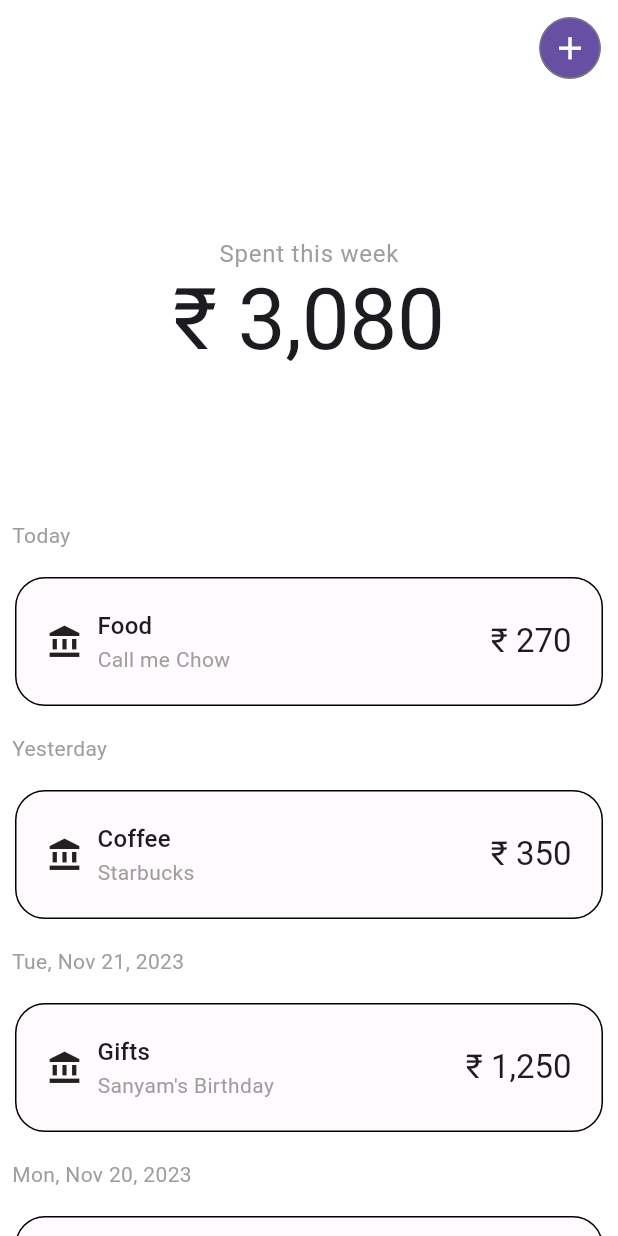
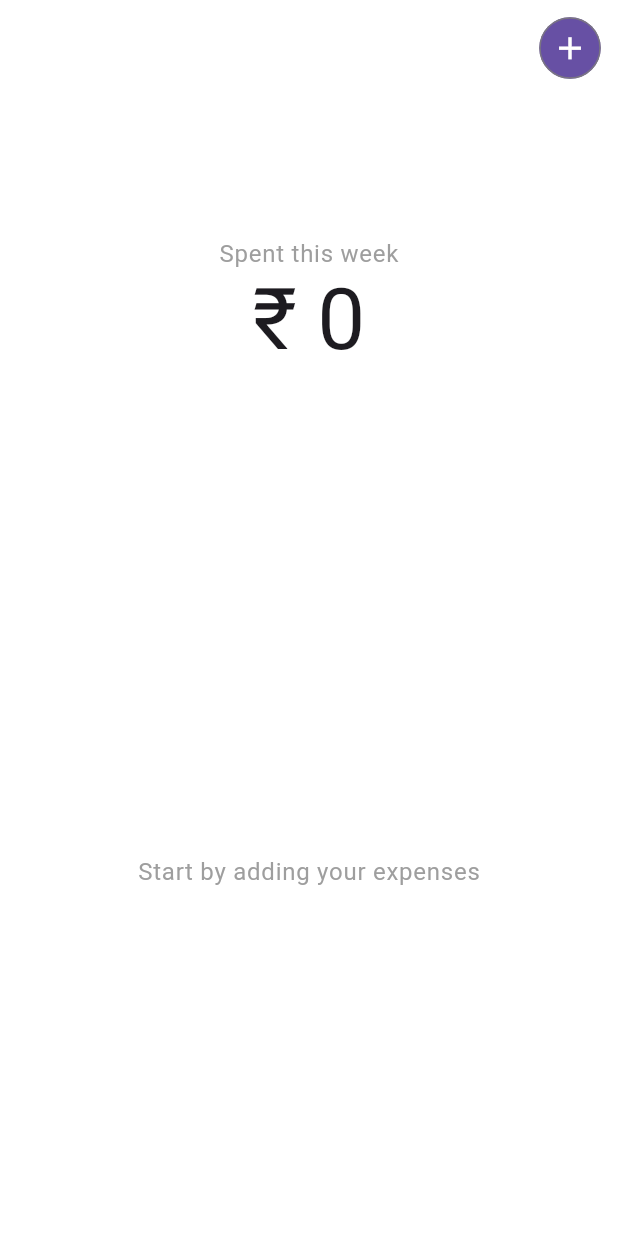
Before and after one commit to Tak1za/expenser, a Flutter app: the screen it shows after launch, on a phone screen of 412 x 824 dp. Run offline on Flutter 3.47's test engine with Material 3 defaults, Android fonts, the phone set to English and light mode, and no system bars; drawn by our look-alikes of grouped_list; our stand-ins replace modal_bottom_sheet, sqflite; accounts and stored records are empty.

Commit message:
added sqllite integration

```diff
--- a/lib/app_constants.dart
+++ /dev/null
@@ -1,6 +0,0 @@
-import 'package:flutter/material.dart';
-import 'package:flutter/cupertino.dart';
-
-class AppConstants {
-  static final globalNavKey = GlobalKey<NavigatorState>();
-}
--- a/lib/db/db.dart
+++ b/lib/db/db.dart
@@ -1,91 +1,74 @@
 import 'package:expenser/models/expense.dart';
-import 'package:uuid/uuid.dart';
+import 'package:sqflite/sqflite.dart';
+import 'package:path/path.dart' as p;
 
 class DB {
-  static final DateTime currentTime = DateTime.now();
-  static DateTime currentDate =
-      DateTime(currentTime.year, currentTime.month, currentTime.day);
-  static const uuid = Uuid();
+  Database? _database;
 
-  final List<Expense> _items = [
-    Expense(
-      id: uuid.v4(),
-      timestamp: currentDate.subtract(const Duration(days: 4)),
-      category: "Food",
-      modeOfPayment: "Credit Card",
-      description: "ITC",
-      amount: 520,
-    ),
-    Expense(
-      id: uuid.v4(),
-      timestamp: currentDate.subtract(const Duration(days: 3)),
-      category: "Snacks",
-      modeOfPayment: "Credit Card",
-      description: "",
-      amount: 340,
-    ),
-    Expense(
-      id: uuid.v4(),
-      timestamp: currentDate.subtract(const Duration(days: 3)),
-      category: "Coffee",
-      modeOfPayment: "Credit Card",
-      description: "Starbucks",
-      amount: 350,
-    ),
-    Expense(
-      id: uuid.v4(),
-      timestamp: currentDate.subtract(const Duration(days: 2)),
-      category: "Gifts",
-      modeOfPayment: "Credit Card",
-      description: "Sanyam's Birthday",
-      amount: 1250,
-    ),
-    Expense(
-      id: uuid.v4(),
-      timestamp: currentDate.subtract(const Duration(days: 1)),
-      category: "Coffee",
-      modeOfPayment: "Cash",
-      description: "Starbucks",
-      amount: 350,
-    ),
-    Expense(
-      id: uuid.v4(),
-      timestamp: currentDate,
-      category: "Food",
-      modeOfPayment: "Credit Card",
-      description: "Call me Chow",
-      amount: 270,
-    ),
-  ];
-  static final DB _db = DB._privateConstructor();
-
-  DB._privateConstructor();
-
-  factory DB() {
-    return _db;
+  Future<void> _onCreate(Database db, int version) async {
+    await db.execute('''
+      CREATE TABLE expenses(
+        id TEXT PRIMARY KEY,
+        timestamp TEXT,
+        category TEXT,
+        modeOfPayment TEXT,
+        description TEXT,
+        amount REAL
+      )
+    ''');
   }
 
-  void insert(Expense item) {
-    _items.add(item);
+  Future<Database> initDatabase() async {
+    String databasesPath = await getDatabasesPath();
+    String path = p.join(databasesPath, 'expenser.db');
+
+    return await openDatabase(path, version: 1, onCreate: _onCreate);
   }
 
-  void remove(Expense item) {
-    _items.removeWhere((element) => element.id == item.id);
+  Future<Database?> get database async {
+    if (_database != null) return _database;
+
+    _database = await initDatabase();
+    return _database;
   }
 
-  void update(Expense item) {
-    final index = _items.indexWhere((element) => element.id == item.id);
-    _items[index] = item;
+  Future<List<Expense>> getExpenses() async {
+    var db = await database;
+    var maps = await db!.query('expenses');
+    return List.generate(maps.length, (index) => Expense.fromMap(maps[index]));
   }
 
-  double totalSpent() {
-    return _items.fold(
-      0.0,
-      (value, element) => value + element.amount,
+  Future<void> insertExpense(Expense expense) async {
+    var db = await database;
+    await db!.insert('expenses', expense.toMap());
+  }
+
+  Future<void> updateExpense(Expense expense) async {
+    var db = await database;
+    await db!.update(
+      'expenses',
+      expense.toMap(),
+      where: 'id = ?',
+      whereArgs: [expense.id],
     );
   }
 
-  List<Expense> list() {
-    return _items;
+  Future<void> deleteExpense(Expense expense) async {
+    var db = await database;
+    await db!.delete(
+      'expenses',
+      where: 'id = ?',
+      whereArgs: [expense.id],
+    );
+  }
+
+  Future<double> totalSpent() async {
+    var db = await database;
+    var result = await db!.rawQuery('SELECT SUM(amount) FROM expenses');
+    var value = result[0]['SUM(amount)'].toString();
+    if (value == "null") {
+      return 0.0;
+    }
+    return double.parse(value);
   }
 }
--- a/lib/main.dart
+++ b/lib/main.dart
@@ -1,4 +1,3 @@
-import 'package:expenser/app_constants.dart';
 import 'package:expenser/pages/home_page.dart';
 import 'package:expenser/provider/expense.dart';
 import 'package:flutter/material.dart';
@@ -24,7 +23,6 @@ class MyApp extends StatelessWidget {
     return ChangeNotifierProvider(
       create: (context) => ExpenseProvider(),
       child: MaterialApp(
-        navigatorKey: AppConstants.globalNavKey,
         title: 'Flutter Demo',
         theme: t.Theme.light(),
         darkTheme: t.Theme.dark(),
--- a/lib/pages/home_page.dart
+++ b/lib/pages/home_page.dart
@@ -7,6 +7,7 @@ import 'package:provider/provider.dart';
 
 class HomePage extends StatelessWidget {
   const HomePage({super.key});
+
   final _locale = "en_IN";
 
   @override
@@ -21,8 +22,8 @@ class HomePage extends StatelessWidget {
                 mainAxisAlignment: MainAxisAlignment.end,
                 children: [
                   IconButton.outlined(
-                    onPressed: () {
-                      Navigator.push(
+                    onPressed: () async {
+                      await Navigator.push(
                         context,
                         MaterialPageRoute(
                           builder: (context) => const ModifyExpense(),
@@ -54,6 +55,17 @@ class HomePage extends StatelessWidget {
                   ),
                   Consumer<ExpenseProvider>(
                     builder: (context, expenseProvider, _) {
+                      return FutureBuilder(
+                        future: expenseProvider.expenditure(),
+                        builder: (context, snapshot) {
+                          if (snapshot.connectionState ==
+                              ConnectionState.waiting) {
+                            return Text(
+                              '...',
+                              style: Theme.of(context).textTheme.displayLarge,
+                            );
+                          }
+
                           return Text(
                             NumberFormat.currency(
                               locale: _locale,
@@ -64,6 +76,8 @@ class HomePage extends StatelessWidget {
                               expenseProvider.totalSpent,
                             ),
                             style: Theme.of(context).textTheme.displayLarge,
+                          );
+                        },
                       );
                     },
                   ),
--- a/lib/provider/expense.dart
+++ b/lib/provider/expense.dart
@@ -1,31 +1,35 @@
 import 'package:expenser/db/db.dart';
 import 'package:expenser/models/expense.dart';
-import 'package:expenser/repository/expense.dart';
 import 'package:flutter/material.dart';
 
 class ExpenseProvider with ChangeNotifier {
-  final _expenseRepository = ExpenseRepository(DB());
   List<Expense> _expenses = [];
+  double _totalSpent = 0;
+  final _db = DB();
 
   List<Expense> get expenses => _expenses;
-  double get totalSpent => _expenseRepository.totalSpent();
+  double get totalSpent => _totalSpent;
 
-  void fetchExpenses() {
-    _expenses = _expenseRepository.getAll();
+  Future<void> expenditure() async {
+    _totalSpent = await _db.totalSpent();
   }
 
-  void createExpense(Expense expense) {
-    _expenseRepository.insert(expense);
+  Future<void> fetchExpenses() async {
+    _expenses = await _db.getExpenses();
+  }
+
+  Future<void> createExpense(Expense expense) async {
+    await _db.insertExpense(expense);
     notifyListeners();
   }
 
-  void removeExpense(Expense expense) {
-    _expenseRepository.remove(expense);
+  Future<void> removeExpense(Expense expense) async {
+    await _db.deleteExpense(expense);
     notifyListeners();
   }
 
-  void updateExpense(Expense expense) {
-    _expenseRepository.update(expense);
+  Future<void> updateExpense(Expense expense) async {
+    _db.updateExpense(expense);
     notifyListeners();
   }
 }
--- a/lib/repository/expense.dart
+++ /dev/null
@@ -1,35 +0,0 @@
-import 'package:expenser/db/db.dart';
-import 'package:expenser/models/expense.dart';
-import 'package:expenser/repository/expense_interface.dart';
-
-class ExpenseRepository implements IExpenseRepository {
-  final DB _db;
-
-  ExpenseRepository(this._db);
-
-  @override
-  List<Expense> getAll() {
-    var items = _db.list();
-    return items;
-  }
-
-  @override
-  void insert(Expense expense) {
-    _db.insert(expense);
-  }
-
-  @override
-  void remove(Expense expense) {
-    _db.remove(expense);
-  }
-
-  @override
-  void update(Expense expense) {
-    _db.update(expense);
-  }
-
-  @override
-  double totalSpent() {
-    return _db.totalSpent();
-  }
-}
--- a/lib/widgets/expense_list.dart
+++ b/lib/widgets/expense_list.dart
@@ -1,4 +1,3 @@
-import 'package:expenser/app_constants.dart';
 import 'package:expenser/provider/expense.dart';
 import 'package:expenser/utils/date_helper.dart';
 import 'package:expenser/widgets/expense_tile.dart';
@@ -7,32 +6,27 @@ import 'package:grouped_list/grouped_list.dart';
 import 'package:intl/intl.dart';
 import 'package:provider/provider.dart';
 
-class ExpenseList extends StatefulWidget {
+class ExpenseList extends StatelessWidget {
   const ExpenseList({
     super.key,
   });
 
   @override
-  State<ExpenseList> createState() => _ExpenseListState();
-}
-
-class _ExpenseListState extends State<ExpenseList> {
-  final expenseProvider =
-      Provider.of<ExpenseProvider>(AppConstants.globalNavKey.currentContext!);
-
-  @override
-  void initState() {
-    expenseProvider.fetchExpenses();
-    super.initState();
-  }
-
-  @override
   Widget build(BuildContext context) {
     return Expanded(
       child: Consumer<ExpenseProvider>(
-        builder: (BuildContext context, ExpenseProvider expenseProvider, _) {
-          return expenseProvider.expenses.isEmpty
-              ? Container(
+        builder: (context, expenseProvider, _) {
+          return FutureBuilder(
+              future: expenseProvider.fetchExpenses(),
+              builder: (context, snapshot) {
+                if (snapshot.connectionState == ConnectionState.waiting) {
+                  return const Center(
+                    child: CircularProgressIndicator(),
+                  );
+                }
+
+                if (expenseProvider.expenses.isEmpty) {
+                  return Container(
                     margin: const EdgeInsets.all(10),
                     decoration: BoxDecoration(
                       border: Border.all(
@@ -47,8 +41,10 @@ class _ExpenseListState extends State<ExpenseList> {
                         style: Theme.of(context).textTheme.bodyLarge,
                       ),
                     ),
-                )
-              : GroupedListView(
+                  );
+                }
+
+                return GroupedListView(
                   shrinkWrap: true,
                   elements: expenseProvider.expenses,
                   groupBy: (element) => element.timestamp,
@@ -72,6 +68,7 @@ class _ExpenseListState extends State<ExpenseList> {
                     );
                   },
                 );
+              });
         },
       ),
     );
--- a/lib/widgets/expense_tile.dart
+++ b/lib/widgets/expense_tile.dart
@@ -27,9 +27,9 @@ class ExpenseTile extends StatelessWidget {
             ListTile(
               title: const Text('Edit'),
               leading: const Icon(Icons.edit),
-              onTap: () {
+              onTap: () async {
                 Navigator.of(context).pop();
-                Navigator.of(context).push(
+                await Navigator.of(context).push(
                   MaterialPageRoute(
                     builder: (context) => ModifyExpense(
                       expenseToEdit: expense,
@@ -59,7 +59,7 @@ class ExpenseTile extends StatelessWidget {
                         ),
                       ),
                       TextButton(
-                        onPressed: () {
+                        onPressed: () async {
                           Provider.of<ExpenseProvider>(context, listen: false)
                               .removeExpense(expense);
                           Navigator.pop(context);
--- a/pubspec.yaml
+++ b/pubspec.yaml
@@ -35,6 +35,8 @@ dependencies:
   modal_bottom_sheet: ^2.1.2
   uuid: ^4.2.1
   provider: ^6.1.1
+  sqflite: ^2.3.0
+  path: ^1.8.3
 
 dependency_overrides:
   modal_bottom_sheet: ^3.0.0-pre
```
Also changed, not shown: lib/models/expense.dart (+22 -0 lines), lib/pages/modify_expense.dart (+5 -11 lines), lib/repository/expense_interface.dart (deleted, +0 -9 lines). Lines whose indentation alone changed are shown as unchanged.
